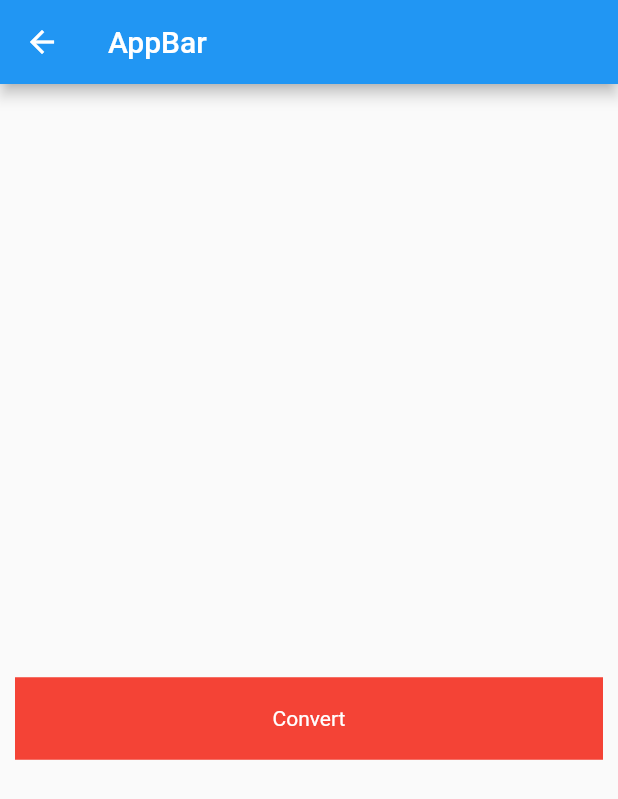
After one commit to Avinash174/Google-Map, a Flutter app: the ConvertingLatLanToAdderess screen opened directly, on a phone screen of 412 x 824 dp. The commit adds this screen. Shown: the top 799 px of the screen. Run offline on Flutter 3.47's test engine with Material 2 defaults, Android fonts, the phone set to English and light mode, and no system bars; our stand-ins replace geocoding, geolocator, google_maps_flutter.

Commit message:
new changes done

```diff
--- /dev/null
+++ b/lib/converting_lat to lat.dart
@@ -0,0 +1,75 @@
+import 'package:flutter/material.dart';
+import 'package:geocoding/geocoding.dart';
+
+class ConvertingLatLanToAdderess extends StatefulWidget {
+  const ConvertingLatLanToAdderess({super.key});
+
+  @override
+  State<ConvertingLatLanToAdderess> createState() =>
+      _ConvertingLatLanToAdderessState();
+}
+
+class _ConvertingLatLanToAdderessState
+    extends State<ConvertingLatLanToAdderess> {
+  String stAddress = '', stAdd = '';
+  @override
+  Widget build(BuildContext context) {
+    return Scaffold(
+      appBar: AppBar(
+        title: const Text(
+          'AppBar',
+        ),
+      ),
+      body: Column(
+        mainAxisAlignment: MainAxisAlignment.center,
+        crossAxisAlignment: CrossAxisAlignment.center,
+        children: [
+          Text(stAddress),
+          Text(stAdd),
+          Padding(
+            padding: const EdgeInsets.all(15.0),
+            child: Text(stAddress),
+          ),
+          Padding(
+            padding: const EdgeInsets.all(10.0),
+            child: GestureDetector(
+              onTap: () async {
+                // final coordinates = Coordinates(
+                //   19.8762,
+                //   75.3433,
+                // );
+                List<Location> locations =
+                    await locationFromAddress("Gronausestraat 710, Enschede");
+
+                List<Placemark> placemarks =
+                    await placemarkFromCoordinates(52.2165157, 6.9437819);
+                setState(() {
+                  stAddress = locations.last.latitude.toString() +
+                      "  " +
+                      locations.last.longitude.toString();
+                  stAdd = placemarks.reversed.last.country.toString() +
+                      " " +
+                      placemarks.reversed.last.locality.toString();
+                });
+              },
+              child: Container(
+                height: 55,
+                decoration: const BoxDecoration(
+                  color: Colors.red,
+                ),
+                child: const Center(
+                  child: Text(
+                    'Convert',
+                    style: TextStyle(
+                      color: Colors.white,
+                    ),
+                  ),
+                ),
+              ),
+            ),
+          ),
+        ],
+      ),
+    );
+  }
+}
--- a/pubspec.yaml
+++ b/pubspec.yaml
@@ -36,7 +36,10 @@ dependencies:
   # Use with the CupertinoIcons class for iOS style icons.
   cupertino_icons: ^1.0.2
   google_maps_flutter: ^2.4.0
-  flutter_geocoder: ^0.2.2-nullsafety
+  geocoding: ^2.1.0
+  geolocator: ^9.0.2
+  uuid: ^3.0.7
+  http: ^1.1.0
 
 dev_dependencies:
   flutter_test:
```
Also changed, not shown: lib/getuserCurrentLocation.dart (added, +101 -0 lines), lib/main.dart (+6 -109 lines), pubspec.lock, 5 other files.
